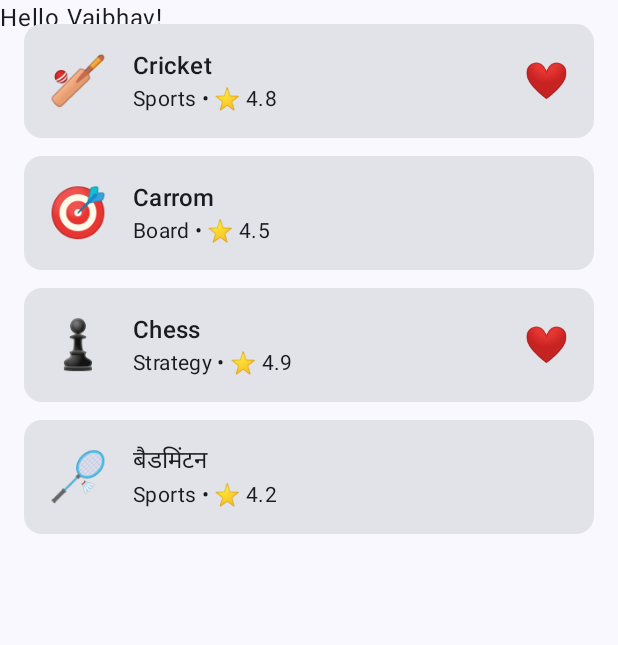
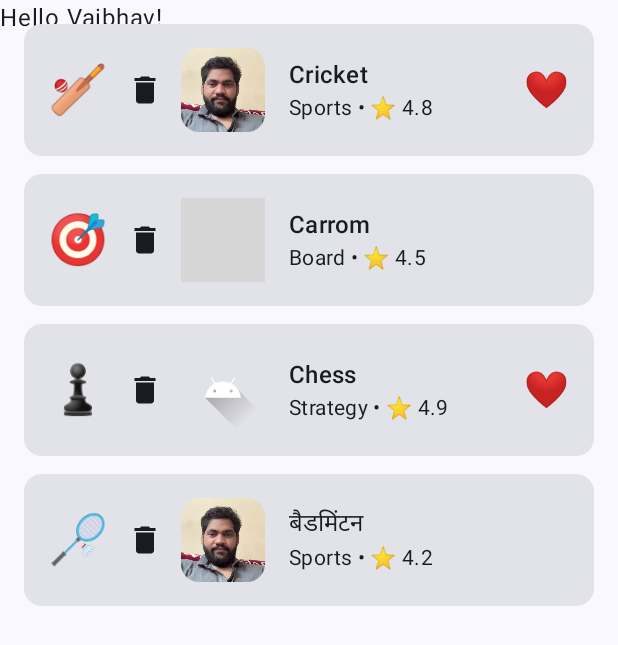
Before and after one commit to vaibhavhaldia/android-app, an Android app built with Jetpack Compose: the screen it shows after launch (MainActivity), on a phone screen of 412 x 824 dp. Shown: the top 645 px of the screen. Run offline under Robolectric (Android 15) with nearby library versions, the phone set to English and light mode, and no system bars; grey boxes are pictures that could not be loaded.

Commit message:
delete icon implemented

```diff
--- a/app/build.gradle.kts
+++ b/app/build.gradle.kts
@@ -43,11 +43,13 @@ dependencies {
     implementation(platform(libs.androidx.compose.bom))
     implementation(libs.androidx.activity.compose)
     implementation(libs.androidx.compose.material3)
+    implementation("androidx.compose.material:material-icons-core")
     implementation(libs.androidx.compose.ui)
     implementation(libs.androidx.compose.ui.graphics)
     implementation(libs.androidx.compose.ui.tooling.preview)
     implementation(libs.androidx.core.ktx)
     implementation(libs.androidx.lifecycle.runtime.ktx)
+    implementation("androidx.lifecycle:lifecycle-viewmodel-compose:2.8.7")
     testImplementation(libs.junit)
     androidTestImplementation(platform(libs.androidx.compose.bom))
     androidTestImplementation(libs.androidx.compose.ui.test.junit4)
--- a/app/src/main/java/com/example/helloworld/MainActivity.kt
+++ b/app/src/main/java/com/example/helloworld/MainActivity.kt
@@ -1,9 +1,13 @@
 package com.example.helloworld
 
 import android.os.Bundle
+import android.widget.Toast
+import androidx.annotation.DrawableRes
 import androidx.activity.ComponentActivity
 import androidx.activity.compose.setContent
 import androidx.activity.enableEdgeToEdge
+import androidx.compose.foundation.Image
+import androidx.compose.foundation.clickable
 import androidx.compose.foundation.layout.Arrangement
 import androidx.compose.foundation.layout.Column
 import androidx.compose.foundation.layout.PaddingValues
@@ -11,27 +15,48 @@ import androidx.compose.foundation.layout.Row
 import androidx.compose.foundation.layout.Spacer
 import androidx.compose.foundation.layout.fillMaxSize
 import androidx.compose.foundation.layout.padding
+import androidx.compose.foundation.layout.size
 import androidx.compose.foundation.layout.width
 import androidx.compose.foundation.lazy.LazyColumn
 import androidx.compose.foundation.lazy.items
+import androidx.compose.foundation.shape.RoundedCornerShape
 import androidx.compose.material3.Card
+import androidx.compose.material3.Icon
+import androidx.compose.material3.IconButton
 import androidx.compose.material3.MaterialTheme
 import androidx.compose.material3.Scaffold
 import androidx.compose.material3.Text
 import androidx.compose.runtime.Composable
+import androidx.compose.runtime.remember
+import androidx.compose.runtime.toMutableStateList
 import androidx.compose.ui.Alignment
 import androidx.compose.ui.Modifier
+import androidx.compose.ui.draw.clip
+import androidx.compose.ui.layout.ContentScale
+import androidx.compose.ui.platform.LocalContext
+import androidx.compose.ui.res.painterResource
 import androidx.compose.ui.tooling.preview.Preview
 import androidx.compose.ui.unit.dp
 import androidx.compose.ui.unit.sp
 import com.example.helloworld.ui.theme.HelloworldTheme
+import androidx.compose.material.icons.Icons
+import androidx.compose.material.icons.filled.Delete
 
 data class Game(
+    val id: Int,
     val name: String,       // text
     val genre: String,      // text
     val rating: Double,     // decimal number
     val isFavorite: Boolean, // true / false
-    val emoji: String       // a single emoji, still just a String
+    val emoji: String,       // a single emoji, still just a String
+    @DrawableRes val imageRes: Int
+)
+
+fun sampleGames() = listOf(
+    Game(1, "Cricket", "Sports", 4.8, true, "🏏", R.drawable.data1),
+    Game(2, "Carrom",   "Board",    4.5, false, "🎯", R.drawable.darwin),
+    Game(3, "Chess",    "Strategy", 4.9, true,  "♟️", R.drawable.ic_launcher_foreground),
+    Game(4, "बैडमिंटन", "Sports",   4.2, false, "🏸", R.drawable.data1),
 )
 
 class MainActivity : ComponentActivity() {
@@ -71,32 +96,57 @@ fun GreetingPreview() {
 
 @Composable
 fun GameList(modifier: Modifier = Modifier){
-    val games = listOf(
-        Game("Cricket", "Sports", 4.8, true, "🏏"),
-        Game("Carrom",   "Board",    4.5, false, "🎯"),
-        Game("Chess",    "Strategy", 4.9, true,  "♟️"),
-        Game("बैडमिंटन", "Sports",   4.2, false, "🏸"),
-    )
+    val games = remember { sampleGames().toMutableStateList() }
+    val context = LocalContext.current
 
     LazyColumn(
         modifier = modifier,
         contentPadding = PaddingValues(16.dp),
         verticalArrangement = Arrangement.spacedBy(12.dp)
     ) {
-        items(games) { game ->
-            GameRow(game)
+        items(games, key = { it.id }) { game ->
+            GameRow(
+                game = game,
+                onClick = {
+                    Toast.makeText(context, "${game.name} clicked!", Toast.LENGTH_SHORT).show()
+                },
+                onDelete = {games.removeAll { it.id == game.id }}
+            )
         }
     }
 }
 
 @Composable
-fun GameRow(game: Game){
-    Card(modifier = Modifier.fillMaxSize()) {
+fun GameRow(
+    game: Game,
+    onClick: () -> Unit,
+    onDelete: () -> Unit,
+){
+    Card(modifier = Modifier
+        .fillMaxSize()
+        .clickable(onClick = onClick)
+    ) {
         Row(
             modifier = Modifier.padding(16.dp),
             verticalAlignment = Alignment.CenterVertically
         ){
             Text(game.emoji, fontSize = 32.sp)
+            IconButton(onClick = onDelete) {
+                Icon(
+                    imageVector = Icons.Filled.Delete,
+                    contentDescription = "Delete ${game.name}"
+                )
+            }
+//            TextButton(onClick = onDelete) {
+//                Text("Delete")
+//            }
+            Image(painter = painterResource(game.imageRes),
+                contentDescription = null,
+                modifier = Modifier
+                    .size(56.dp)
+                    .clip(RoundedCornerShape(12.dp)),
+                contentScale = ContentScale.Crop
+                )
             Spacer(Modifier.width(16.dp))
             Column(modifier = Modifier.weight(1f)) {
                 Text(game.name, style = MaterialTheme.typography.titleMedium)
--- a/gradle/libs.versions.toml
+++ b/gradle/libs.versions.toml
@@ -11,6 +11,7 @@ composeBom = "2026.02.01"
 
 [libraries]
 androidx-core-ktx = { group = "androidx.core", name = "core-ktx", version.ref = "coreKtx" }
+androidx-material3 = { module = "androidx.compose.material3:material3" }
 junit = { group = "junit", name = "junit", version.ref = "junit" }
 androidx-junit = { group = "androidx.test.ext", name = "junit", version.ref = "junitVersion" }
 androidx-espresso-core = { group = "androidx.test.espresso", name = "espresso-core", version.ref = "espressoCore" }
```
Also changed, not shown: app/src/main/res/drawable/data1.png (added), 1 other file.
